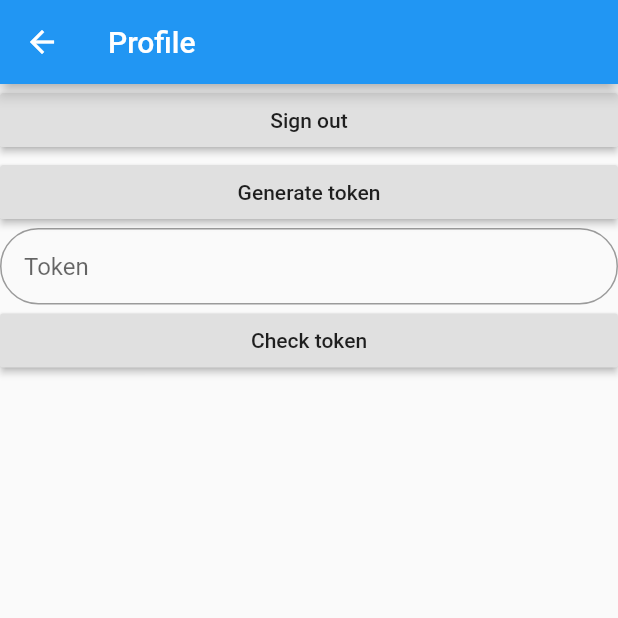
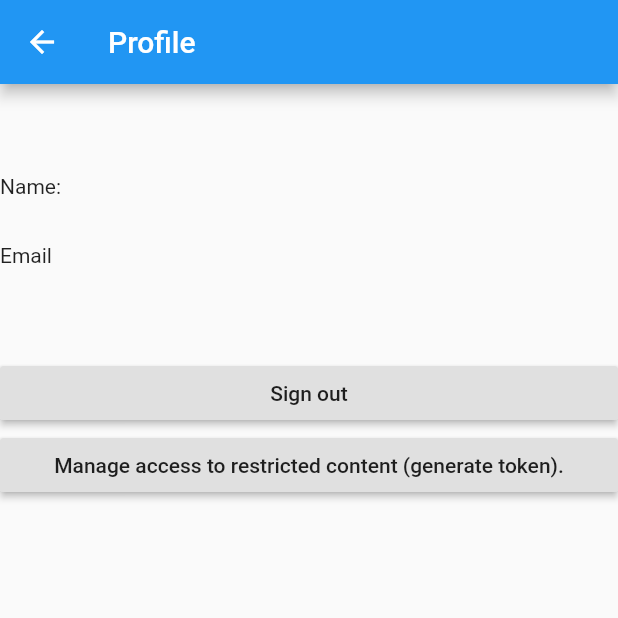
Before and after one commit to sberdine77/flutter_project, a Flutter app: the Home screen opened directly, after a tap on the "person" icon, on a phone screen of 412 x 824 dp, the top half of it. Run offline on Flutter 3.47's test engine with Material 2 defaults, Android fonts, the phone set to English and light mode, and no system bars; our stand-ins replace camera, cloud_firestore, email_validator, firebase_auth, firebase_core, firebase_storage and 1 more; missing offline and left inert: loading; accounts and stored records are empty; network calls fail.

Commit message:
Generate and checking token forntend logic working

```diff
--- a/lib/main.dart
+++ b/lib/main.dart
@@ -42,6 +42,6 @@ class AuthWrapper extends StatelessWidget {
     if (firebaseUser != null) {
       return Home();
     }
-    return SignUpView();
+    return LoginView();
   }
 }
--- a/lib/src/services/AuhtenticationService.dart
+++ b/lib/src/services/AuhtenticationService.dart
@@ -85,4 +85,21 @@ class AuthenticationService {
     await _firebaseAuth.currentUser.getIdToken(true);
   }
 
+  Future<bool> isUserAuthorizedUser() async {
+    var result = false;
+    await _firebaseAuth.currentUser.getIdTokenResult()
+        .then((idTokenResult) {
+          if(idTokenResult.claims['authorized_user'] == null) {
+            result = false;
+          } else {
+            result = true;
+          }
+        })
+        .catchError((onError) {
+          print(onError);
+          result =  false;
+        });
+    return result;
+  }
+
 }
--- a/lib/src/viewModels/ProfileViewModel.dart
+++ b/lib/src/viewModels/ProfileViewModel.dart
@@ -0,0 +1,31 @@
+import 'package:cloud_firestore/cloud_firestore.dart';
+import 'package:flutter/cupertino.dart';
+import '../services/AuhtenticationService.dart';
+import 'package:provider/provider.dart';
+
+class ProfileViewModel {
+  Future<String> getUserName(BuildContext context) async {
+    var user = context.read<AuthenticationService>().getCurrentUser();
+    var doc = await FirebaseFirestore.instance.collection("users").doc(user.uid).get();
+
+    if(doc.exists) {
+      if(doc.data().isNotEmpty) {
+        if(doc.data()["name"] != null) {
+          return doc.data()["name"];
+        } else {
+          return "No name";
+        }
+      } else {
+        return "No name";
+      }
+    } else {
+      return "No name";
+    }
+  }
+
+  String getUserEmail(BuildContext context) {
+    var user = context.read<AuthenticationService>().getCurrentUser();
+    return user.email;
+  }
+
+}
--- a/lib/src/views/ProfileView.dart
+++ b/lib/src/views/ProfileView.dart
@@ -1,5 +1,7 @@
 import 'package:flutter/material.dart';
 import 'package:flutter_project/src/services/AuhtenticationService.dart';
+import 'package:flutter_project/src/viewModels/ProfileViewModel.dart';
+import 'package:flutter_project/src/views/TokenView.dart';
 import 'package:provider/provider.dart';
 
 class ProfileView extends StatefulWidget {
@@ -10,38 +12,93 @@ class ProfileView extends StatefulWidget {
 class _ProfileViewState extends State<ProfileView> {
 
   final tokenTextFieldController = TextEditingController();
+  final _viewModel = ProfileViewModel();
 
   @override
   Widget build(BuildContext context) {
     return ListView(
       children: <Widget>[
+        Padding(
+            padding: const EdgeInsets.all(30.0)
+        ),
+        Row(
+          children: <Widget>[
+            Text("Name:"),
+            Spacer(),
+            FutureBuilder(
+              future: _viewModel.getUserName(context),
+              builder: (BuildContext context, AsyncSnapshot<String> snapshot) {
+                //print(snapshot);
+                if(snapshot.hasData) {
+                  return Text(snapshot.data);
+                } else {
+                  return Text("No name");
+                }
+              }),
+          ],
+        ),
+        Padding(
+            padding: const EdgeInsets.all(15.0)
+        ),
+        Row(
+          children: <Widget>[
+            Text("Email"),
+            Spacer(),
+            Text(_viewModel.getUserEmail(context))
+          ],
+        ),
+        Padding(
+            padding: const EdgeInsets.all(30.0)
+        ),
         RaisedButton(
           onPressed: () {
             context.read<AuthenticationService>().signOut();
           },
           child: Text("Sign out"),
         ),
-        RaisedButton(
-          onPressed: () async {
-            await context.read<AuthenticationService>().generateToken();
+        Spacer(),
+        FutureBuilder(
+          future: context.read<AuthenticationService>().isUserAuthorizedUser(),
+          builder: (BuildContext context, AsyncSnapshot<bool> snapshot) {
+            print(snapshot.data);
+            if(snapshot.hasData) {
+              if(snapshot.data) {
+                return Spacer();
+              } else{
+                return RaisedButton(
+                  onPressed: () {
+                    openPage(context);
+                  },
+                  child: Text("Manage access to restricted content (generate token)."),
+                );
+              }
+            } else {
+              return RaisedButton(
+                onPressed: () {
+                  openPage(context);
+                },
+                child: Text("Manage access to restricted content (generate token)."),
+              );
+            }
           },
-          child: Text("Generate token"),
-        ),
-        TextField(
-          controller: tokenTextFieldController,
-          obscureText: false,
-          decoration: InputDecoration(
-              contentPadding: const EdgeInsets.all(16.0),
-              hintText: "Token",
-              border: OutlineInputBorder(borderRadius: BorderRadius.circular(32.0))),
-        ),
-        RaisedButton(
-          onPressed: () async {
-            await context.read<AuthenticationService>().checkToken(tokenTextFieldController.text);
-          },
-          child: Text("Check token"),
-        ),
+        )
       ],
     );
   }
 }
+
+void openPage(BuildContext context) {
+
+  Navigator.push(context, MaterialPageRoute(
+    builder: (BuildContext context) {
+      return Scaffold(
+        appBar: AppBar(
+          title: const Text('Profile'),
+        ),
+        body: Center(
+          child: TokenView(),
+        ),
+      );
+    },
+  ));
+}
--- a/lib/src/views/SignUpView.dart
+++ b/lib/src/views/SignUpView.dart
@@ -83,9 +83,9 @@ class _SignUpViewState extends State<SignUpView> {
                 padding: const EdgeInsets.all(15.0),
                 child: RaisedButton(
                   onPressed: () {
-                    //_viewModel.signUp(context: context, email: emailTextFieldController.text, password: passwordTextFieldController.text);
+                    _viewModel.signUp(context: context, email: emailTextFieldController.text, password: passwordTextFieldController.text);
                   },
-                  child: Text("Sign in"),
+                  child: Text("Sign up"),
                 ),
               ),
               Padding(
```
Also changed, not shown: lib/src/views/TokenView.dart (added, +71 -0 lines).
